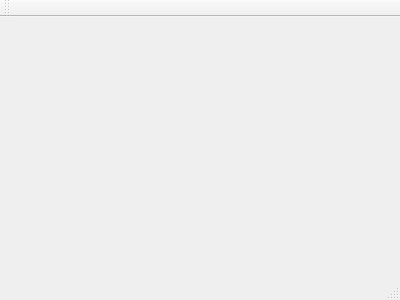
Before: the Qt Designer form ybtmain.ui in yanshiC/ybt, drawn with Qt 5.
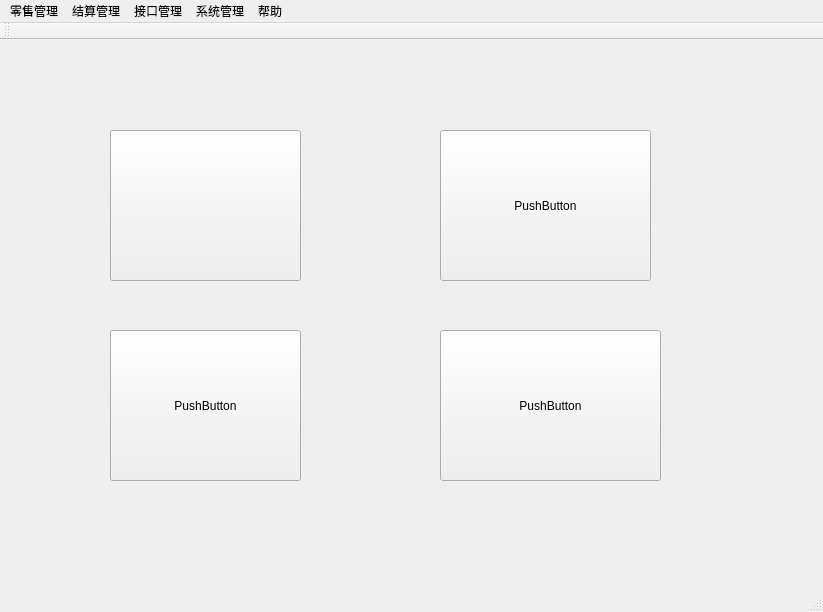
After: the same form once the commit is applied.

Commit message: 主窗口按钮

```diff
--- a/ybtmain.ui
+++ b/ybtmain.ui
@@ -1,24 +1,174 @@
 <ui version="4.0">
  <class>ybtMain</class>
- <widget class="QMainWindow" name="ybtMain" >
-  <property name="geometry" >
+ <widget class="QMainWindow" name="ybtMain">
+  <property name="geometry">
    <rect>
     <x>0</x>
     <y>0</y>
-    <width>400</width>
-    <height>300</height>
+    <width>823</width>
+    <height>612</height>
    </rect>
   </property>
   <property name="windowTitle" >
    <string>ybtMain</string>
   </property>
-  <widget class="QMenuBar" name="menuBar" />
-  <widget class="QToolBar" name="mainToolBar" />
-  <widget class="QWidget" name="centralWidget" />
-  <widget class="QStatusBar" name="statusBar" />
+  <widget class="QWidget" name="centralWidget">
+   <widget class="QPushButton" name="pushButton">
+    <property name="geometry">
+     <rect>
+      <x>110</x>
+      <y>90</y>
+      <width>191</width>
+      <height>151</height>
+     </rect>
+    </property>
+    <property name="text">
+     <string/>
+    </property>
+   </widget>
+   <widget class="QPushButton" name="pushButton_2">
+    <property name="geometry">
+     <rect>
+      <x>440</x>
+      <y>90</y>
+      <width>211</width>
+      <height>151</height>
+     </rect>
+    </property>
+    <property name="text">
+     <string>PushButton</string>
+    </property>
+   </widget>
+   <widget class="QPushButton" name="pushButton_3">
+    <property name="geometry">
+     <rect>
+      <x>110</x>
+      <y>290</y>
+      <width>191</width>
+      <height>151</height>
+     </rect>
+    </property>
+    <property name="text">
+     <string>PushButton</string>
+    </property>
+   </widget>
+   <widget class="QPushButton" name="pushButton_4">
+    <property name="geometry">
+     <rect>
+      <x>440</x>
+      <y>290</y>
+      <width>221</width>
+      <height>151</height>
+     </rect>
+    </property>
+    <property name="text">
+     <string>PushButton</string>
+    </property>
+   </widget>
+  </widget>
+  <widget class="QMenuBar" name="menuBar">
+   <property name="geometry">
+    <rect>
+     <x>0</x>
+     <y>0</y>
+     <width>823</width>
+     <height>26</height>
+    </rect>
+   </property>
+   <widget class="QMenu" name="menu">
+    <property name="title">
+     <string>零售管理</string>
+    </property>
+    <addaction name="action"/>
+    <addaction name="separator"/>
+    <addaction name="action_2"/>
+    <addaction name="separator"/>
+    <addaction name="action_3"/>
+    <addaction name="action_4"/>
+   </widget>
+   <widget class="QMenu" name="menu_2">
+    <property name="title">
+     <string>结算管理</string>
+    </property>
+    <addaction name="action_7"/>
+    <addaction name="separator"/>
+    <addaction name="action_8"/>
+   </widget>
+   <widget class="QMenu" name="menu_3">
+    <property name="title">
+     <string>接口管理</string>
+    </property>
+   </widget>
+   <widget class="QMenu" name="menu_4">
+    <property name="title">
+     <string>系统管理</string>
+    </property>
+   </widget>
+   <widget class="QMenu" name="menu_5">
+    <property name="title">
+     <string>帮助</string>
+    </property>
+    <addaction name="action_11"/>
+    <addaction name="separator"/>
+    <addaction name="action_12"/>
+   </widget>
+   <addaction name="menu"/>
+   <addaction name="menu_2"/>
+   <addaction name="menu_3"/>
+   <addaction name="menu_4"/>
+   <addaction name="menu_5"/>
+  </widget>
+  <widget class="QToolBar" name="mainToolBar">
+   <attribute name="toolBarArea">
+    <enum>TopToolBarArea</enum>
+   </attribute>
+   <attribute name="toolBarBreak">
+    <bool>false</bool>
+   </attribute>
+  </widget>
+  <widget class="QStatusBar" name="statusBar"/>
+  <action name="action">
+   <property name="text">
+    <string>药品零售</string>
+   </property>
+  </action>
+  <action name="action_2">
+   <property name="text">
+    <string>零售清单</string>
+   </property>
+  </action>
+  <action name="action_3">
+   <property name="text">
+    <string>药品销售统计</string>
+   </property>
+  </action>
+  <action name="action_4">
+   <property name="text">
+    <string>退款处理</string>
+   </property>
+  </action>
+  <action name="action_7">
+   <property name="text">
+    <string>结算申请</string>
+   </property>
+  </action>
+  <action name="action_8">
+   <property name="text">
+    <string>结算查询</string>
+   </property>
+  </action>
+  <action name="action_11">
+   <property name="text">
+    <string>帮助</string>
+   </property>
+  </action>
+  <action name="action_12">
+   <property name="text">
+    <string>关于</string>
+   </property>
+  </action>
  </widget>
- <layoutDefault spacing="6" margin="11" />
- <pixmapfunction></pixmapfunction>
+ <layoutdefault spacing="6" margin="11"/>
  <resources/>
  <connections/>
 </ui>
```
Left out of the diff: 3 changed lines with no effect on the pictures. The commit also changes 2 other files.
